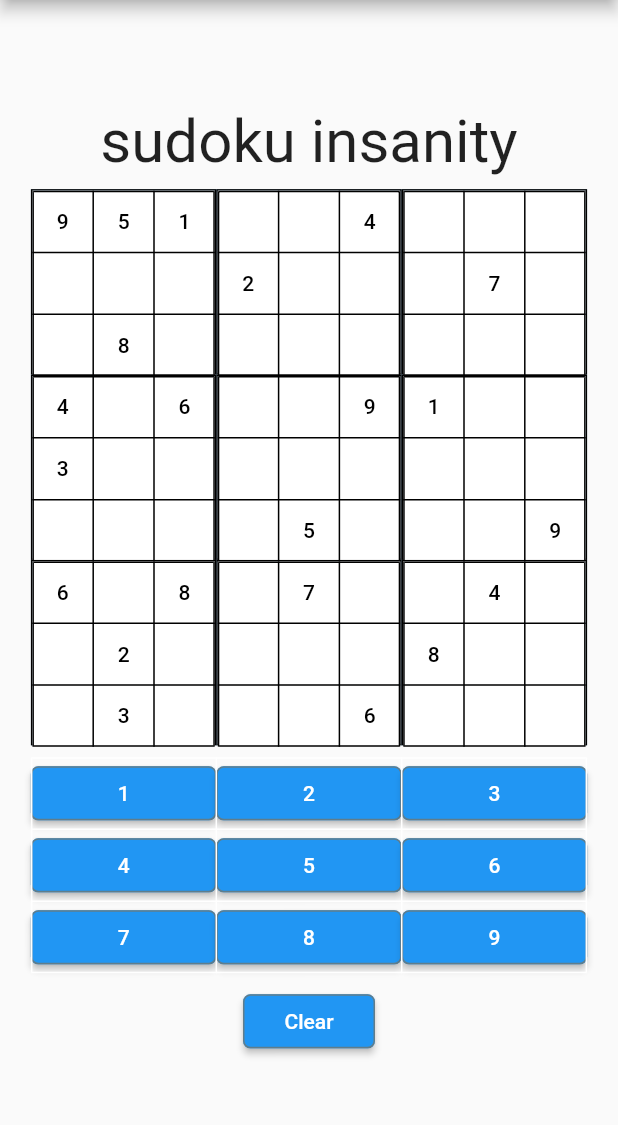
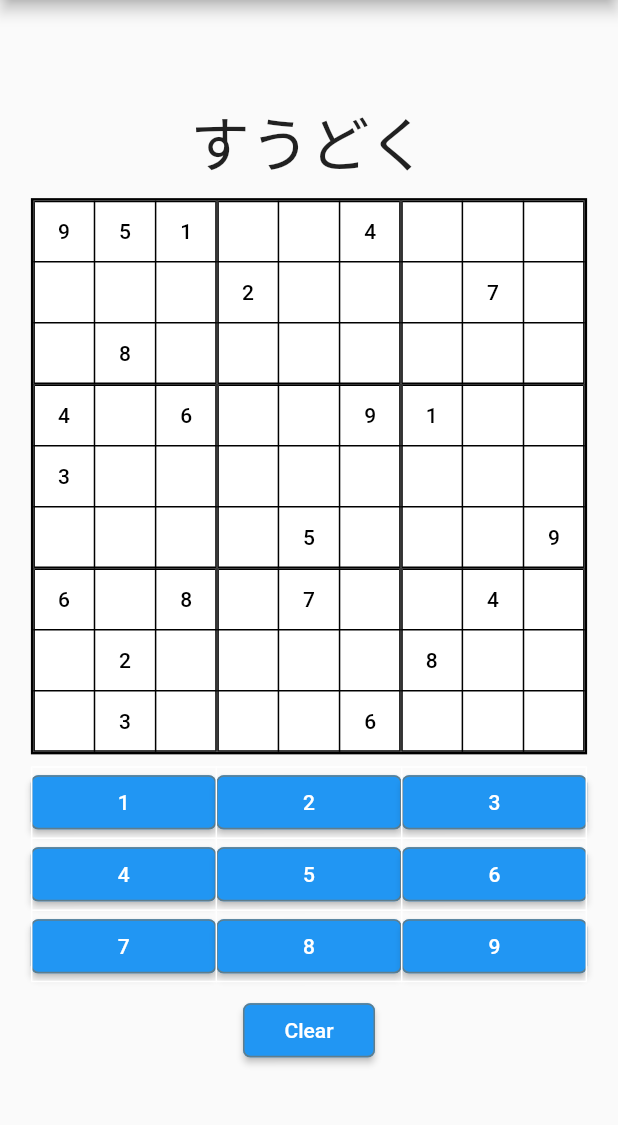
Before and after one commit to kikku340/sudoquai, a Flutter app: the screen it shows after launch, on a phone screen of 412 x 824 dp, the part 84-1209 px from its top. Run offline on Flutter 3.47's test engine with Material 2 defaults, Android fonts, the phone set to English and light mode, and no system bars; our stand-ins replace flutter_riverpod, sprintf.

Commit message:
枠線を修正した

```diff
--- a/lib/completewindow.dart
+++ b/lib/completewindow.dart
@@ -26,7 +26,7 @@ class CompletePageState extends State<CompletePage> {
         MaterialButton(
           shape: RoundedRectangleBorder(
             borderRadius: BorderRadius.circular(5), //角の丸み
-            side: BorderSide(color: Colors.blueGrey), //枠//枠線の設定
+            side: BorderSide(color: Colors.blueGrey), //枠線の設定
           ),
           color: Colors.blue,
           child: Text(
--- a/lib/main.dart
+++ b/lib/main.dart
@@ -1,4 +1,5 @@
 //import 'dart:html';
+import 'package:flutter_riverpod/flutter_riverpod.dart';
 import 'package:sprintf/sprintf.dart';
 import 'package:sudoquai/completewindow.dart';
 import 'package:sudoquai/sudoku.dart';
@@ -6,12 +7,12 @@ import 'package:sudoquai/sudoku.dart';
 import './config/size_config.dart';
 import 'package:flutter/material.dart';
 
-void main() => runApp(
-      MaterialApp(
+void main() => runApp(ProviderScope(
+      child: MaterialApp(
         debugShowCheckedModeBanner: false,
         home: MyApp(),
       ),
-    );
+    ));
 
 class MyApp extends StatefulWidget {
   @override
@@ -105,7 +106,7 @@ class _State extends State<MyApp> {
           Padding(
             padding: const EdgeInsets.all(8.0),
             child: Text(
-              "sudoku insanity",
+              "すうどく",
               style: TextStyle(fontSize: 40),
             ),
           ),
@@ -169,22 +170,26 @@ class _State extends State<MyApp> {
   //数独のマス目のウィジェット
   Widget sudokucontainer() {
     double side = SizeConfig.blockSizeHorizontal! * 90;
+    double blockside = SizeConfig.blockSizeHorizontal! * 89;
+    double sidegap = (side - blockside) / SizeConfig.blockSizeHorizontal!;
     return Container(
-      color: Colors.blue.shade100,
+      color: Colors.black,
       width: side,
       height: side,
       child: Stack(children: [
         for (int column = 0; column < 3; column++) ...{
           for (int row = 0; row < 3; row++) ...{
             Align(
-              alignment: Alignment(row - 1, column - 1),
+              alignment: Alignment(
+                  row - 1 + (row - 1) * (-2 * sidegap / 100 / 1.5),
+                  column - 1 + (column - 1) * (-2 * sidegap / 100 / 1.5)),
               child: Container(
-                width: side / 3,
-                height: side / 3,
-                decoration: BoxDecoration(
-                  border: Border.all(color: Colors.black),
-                  //borderRadius: BorderRadius.circular(10),
-                ),
+                width: blockside / 3,
+                height: blockside / 3,
+                // decoration: BoxDecoration(
+                //   border: Border.all(color: Colors.black),
+                //   //borderRadius: BorderRadius.circular(10),
+                // ),
                 child: Table(
                     border: TableBorder.all(color: Colors.black),
                     columnWidths: const <int, TableColumnWidth>{
@@ -200,8 +205,8 @@ class _State extends State<MyApp> {
                             Align(
                               alignment: Alignment(j - 1, i - 1),
                               child: Container(
-                                width: side / 9,
-                                height: side / 9,
+                                width: blockside / 9,
+                                height: blockside / 9,
                                 color: currentcolors[3 * column + i]
                                     [3 * row + j],
                                 child: TextButton(
--- a/pubspec.yaml
+++ b/pubspec.yaml
@@ -37,6 +37,7 @@ dependencies:
   sprintf: ^6.0.0
   size_config: ^1.0.2
   http: ^0.13.5
+  flutter_riverpod: ^1.0.4
 
 dev_dependencies:
   flutter_test:
```
Also changed, not shown: pubspec.lock.
